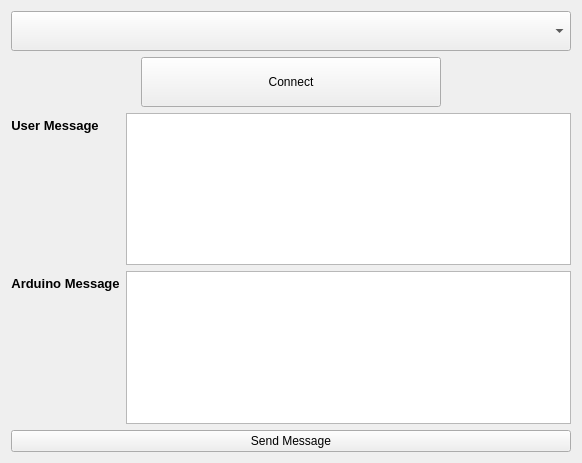
SuheybAden/Arduino_Serial_App, file ui/main_window.ui: the form before one commit.
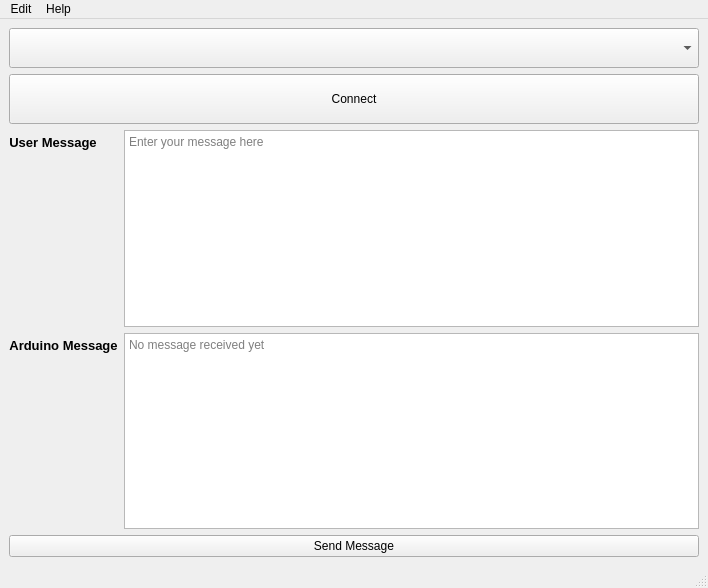
The form after the commit.

```diff
--- a/ui/main_window.ui
+++ b/ui/main_window.ui
@@ -1,21 +1,22 @@
 <?xml version="1.0" encoding="UTF-8"?>
 <ui version="4.0">
- <class>Form</class>
- <widget class="QWidget" name="Form">
+ <class>MainWindow</class>
+ <widget class="QMainWindow" name="MainWindow">
   <property name="geometry">
    <rect>
     <x>0</x>
     <y>0</y>
-    <width>582</width>
-    <height>463</height>
+    <width>708</width>
+    <height>588</height>
    </rect>
   </property>
   <property name="windowTitle">
    <string>Form</string>
   </property>
-  <layout class="QVBoxLayout" name="verticalLayout_3">
+  <widget class="QWidget" name="centralwidget">
+   <layout class="QVBoxLayout" name="verticalLayout">
    <item>
-    <widget class="QComboBox" name="comboBox">
+     <widget class="QComboBox" name="combo_boardOptions">
      <property name="sizePolicy">
       <sizepolicy hsizetype="Minimum" vsizetype="Fixed">
        <horstretch>0</horstretch>
@@ -36,7 +37,7 @@
      </property>
     </widget>
    </item>
-   <item alignment="Qt::AlignHCenter">
+    <item>
     <widget class="QPushButton" name="btn_connect">
      <property name="sizePolicy">
       <sizepolicy hsizetype="Minimum" vsizetype="Maximum">
@@ -68,7 +69,11 @@
       </widget>
      </item>
      <item row="0" column="1">
-      <widget class="QTextEdit" name="text_userMessage"/>
+       <widget class="QTextEdit" name="text_userMessage">
+        <property name="placeholderText">
+         <string>Enter your message here</string>
+        </property>
+       </widget>
      </item>
      <item row="1" column="0">
       <widget class="QLabel" name="label_2">
@@ -81,18 +86,58 @@
       </widget>
      </item>
      <item row="1" column="1">
-      <widget class="QTextEdit" name="text_arduinoMessage"/>
+       <widget class="QTextEdit" name="text_arduinoMessage">
+        <property name="readOnly">
+         <bool>true</bool>
+        </property>
+        <property name="placeholderText">
+         <string>No message received yet</string>
+        </property>
+       </widget>
      </item>
     </layout>
    </item>
    <item>
-    <widget class="QPushButton" name="btn_sendMessage">
+     <widget class="QPushButton" name="btn_send">
      <property name="text">
       <string>Send Message</string>
      </property>
     </widget>
    </item>
   </layout>
+  </widget>
+  <widget class="QMenuBar" name="menubar">
+   <property name="geometry">
+    <rect>
+     <x>0</x>
+     <y>0</y>
+     <width>708</width>
+     <height>21</height>
+    </rect>
+   </property>
+   <widget class="QMenu" name="menuHelp">
+    <property name="title">
+     <string>Help</string>
+    </property>
+    <addaction name="action_settings"/>
+   </widget>
+   <widget class="QMenu" name="menuEdit">
+    <property name="title">
+     <string>Edit</string>
+    </property>
+   </widget>
+   <addaction name="menuEdit"/>
+   <addaction name="menuHelp"/>
+  </widget>
+  <widget class="QStatusBar" name="statusbar"/>
+  <action name="action_settings">
+   <property name="text">
+    <string>Settings</string>
+   </property>
+   <property name="shortcut">
+    <string>Shift+S</string>
+   </property>
+  </action>
  </widget>
  <resources/>
  <connections/>
```
Left out of the diff: 2 changed lines with no effect on the pictures. Lines whose indentation alone changed are shown as unchanged.
